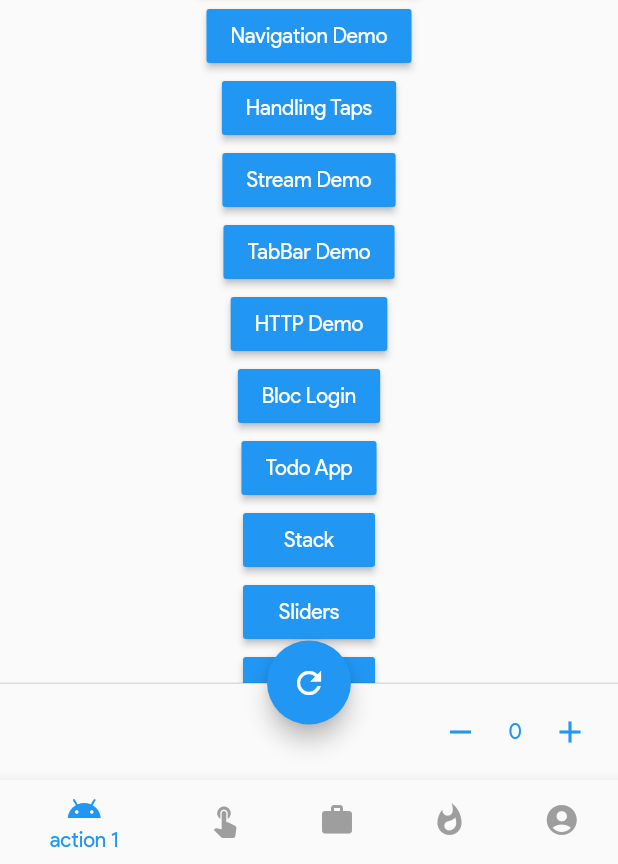
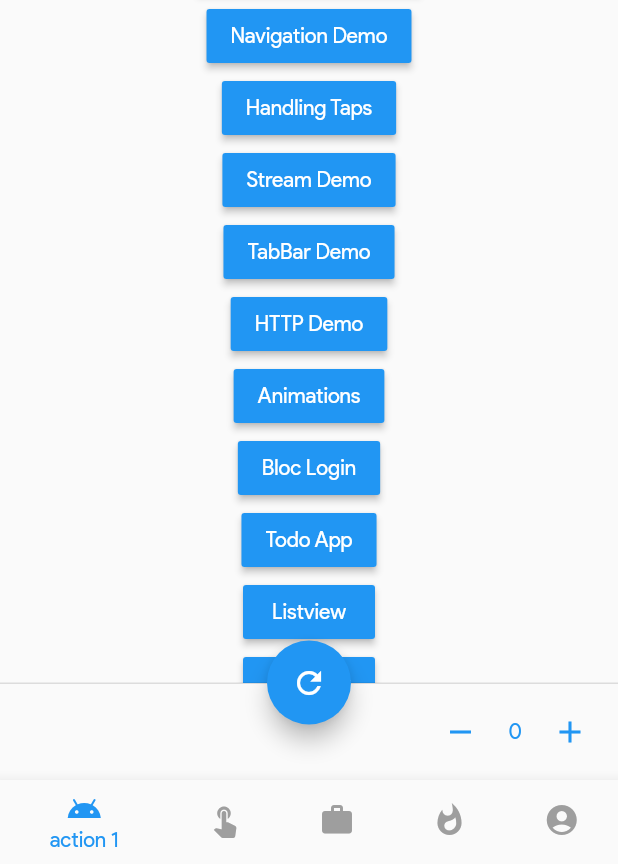
Before and after one commit to madhavtripathi05/Flutter-Examples, a Flutter app: the screen it shows after launch, on a phone screen of 412 x 824 dp, the part 372-1236 px from its top. Run offline on Flutter 3.47's test engine with Material 2 defaults, Android fonts, the phone set to English and light mode, and no system bars; our stand-ins replace flutter_icons, google_fonts, rxdart, shared_preferences, simple_animations, sqflite; accounts and stored records are empty.

Commit message:
added animations

```diff
--- a/material_app/lib/main.dart
+++ b/material_app/lib/main.dart
@@ -6,6 +6,7 @@ import './screens/confirmation_acknowledgement.dart';
 import './screens/home_screen.dart';
 import './screens/screen1.dart';
 import './screens/screen2.dart';
+import './screens/animations_screen.dart';
 
 import './widgets/buttons_demo.dart';
 import './widgets/form_demo.dart';
@@ -24,7 +25,7 @@ import './widgets/stream_demo.dart';
 import './widgets/tab_bar.dart';
 import 'bloc/my_provider.dart';
 
-//like every programming language execution starts from main()
+// just like every programming language, execution starts from main()
 void main() => runApp(MyApp());
 
 class MyApp extends StatelessWidget {
@@ -38,15 +39,16 @@ class MyApp extends StatelessWidget {
         //title of your app
         title: 'Sample App',
 
-        //theme:
+        // theme:
         theme: ThemeData(primaryColor: Colors.blue, fontFamily: 'google'),
 
-        //our app will be loaded from here
+        // our app will be loaded from here
         home: ScaffoldWidget(),
 
-        //routes to different screens
+        // routes to different screens
         routes: {
           /*if home not specified app will start from here*/
+          AnimationsScreen.routeName: (context) => AnimationsScreen(),
           AsyncAwait.routeName: (context) => AsyncAwait(),
           ButtonsDemo.routeName: (context) => ButtonsDemo(),
           BlocLogin.routeName: (context) => BlocLogin(),
--- a/material_app/lib/widgets/scaffold_widget.dart
+++ b/material_app/lib/widgets/scaffold_widget.dart
@@ -2,6 +2,7 @@ import 'dart:math';
 
 import 'package:flutter/material.dart';
 import 'package:material_app/bloc/my_provider.dart';
+import 'package:material_app/screens/animations_screen.dart';
 import 'package:material_app/screens/todo_screen.dart';
 import '../screens/bloc_login.dart';
 import '../screens/confirmation_acknowledgement.dart';
@@ -42,6 +43,26 @@ class _ScaffoldWidgetState extends State<ScaffoldWidget> {
   ];
   int counter = 0;
   int selectedIndex = 0;
+  List<Map<String, String>> titles = [
+    {'Navigation Rail Demo': NavigationRailDemo.routeName},
+    {'Async/Await/Future': AsyncAwait.routeName},
+    {'Confirmation &\nAcknowledgement': ConfirmationAcknowledgement.routeName},
+    {'Shared Prefs Demo': SharedPrefsDemo.routeName},
+    {'Navigation Demo': Navigator.defaultRouteName},
+    {'Handling Taps': HandlingTaps.routeName},
+    {'Stream Demo': StreamDemo.routeName},
+    {'TabBar Demo': TabBarDemo.routeName},
+    {'HTTP Demo': HttpDemo.routeName},
+    {'Animations': AnimationsScreen.routeName},
+    {'Bloc Login': BlocLogin.routeName},
+    {'Todo App': TodoScreen.routeName},
+    {'Listview': ListViewBuilderDemo.routeName},
+    {'Gridview': GridViewBuilderDemo.routeName},
+    {'Sliders': SlidersDemo.routeName},
+    {'Buttons': ButtonsDemo.routeName},
+    {'Stack': StackWidget.routeName},
+    {'Form': FormsDemo.routeName},
+  ];
   void changeColor() =>
       setState(() => myColor = colors[Random().nextInt(colors.length)]);
   void increment() => setState(() => counter++);
@@ -70,133 +91,18 @@ class _ScaffoldWidgetState extends State<ScaffoldWidget> {
         child: SingleChildScrollView(
           child: Column(
             children: <Widget>[
-              // organize this
+              for (var i = 0; i < titles.length; i++) ...[
                 RaisedButton(
                   color: myColor,
                   textColor: Colors.white,
                   onPressed: () =>
-                    Navigator.pushNamed(context, NavigationRailDemo.routeName),
+                      Navigator.pushNamed(context, titles[i].values.first),
                   child: Text(
-                  'Navigation Rail Demo',
+                    titles[i].keys.first,
                     textAlign: TextAlign.center,
                   ),
                 ),
-              RaisedButton(
-                color: myColor,
-                textColor: Colors.white,
-                onPressed: () =>
-                    Navigator.pushNamed(context, AsyncAwait.routeName),
-                child: Text('Async/Await/Future'),
-              ),
-              RaisedButton(
-                color: myColor,
-                textColor: Colors.white,
-                onPressed: () => Navigator.pushNamed(
-                    context, ConfirmationAcknowledgement.routeName),
-                child: Text(
-                  'Confirmation &\nAcknowledgement',
-                  textAlign: TextAlign.center,
-                ),
-              ),
-              RaisedButton(
-                color: myColor,
-                textColor: Colors.white,
-                onPressed: () =>
-                    Navigator.pushNamed(context, SharedPrefsDemo.routeName),
-                child: Text('Shared Prefs Demo'),
-              ),
-              RaisedButton(
-                color: myColor,
-                textColor: Colors.white,
-                onPressed: () =>
-                    Navigator.pushNamed(context, HomeScreen.routeName),
-                child: Text('Navigation Demo'),
-              ),
-              RaisedButton(
-                color: myColor,
-                textColor: Colors.white,
-                onPressed: () =>
-                    Navigator.pushNamed(context, HandlingTaps.routeName),
-                child: Text('Handling Taps'),
-              ),
-
-              RaisedButton(
-                color: myColor,
-                textColor: Colors.white,
-                onPressed: () =>
-                    Navigator.pushNamed(context, StreamDemo.routeName),
-                child: Text('Stream Demo'),
-              ),
-              RaisedButton(
-                color: myColor,
-                textColor: Colors.white,
-                onPressed: () =>
-                    Navigator.pushNamed(context, TabBarDemo.routeName),
-                child: Text('TabBar Demo'),
-              ),
-              RaisedButton(
-                color: myColor,
-                textColor: Colors.white,
-                onPressed: () =>
-                    Navigator.pushNamed(context, HttpDemo.routeName),
-                child: Text('HTTP Demo'),
-              ),
-              RaisedButton(
-                color: myColor,
-                textColor: Colors.white,
-                onPressed: () =>
-                    Navigator.pushNamed(context, BlocLogin.routeName),
-                child: Text('Bloc Login'),
-              ),
-              RaisedButton(
-                color: myColor,
-                textColor: Colors.white,
-                onPressed: () =>
-                    Navigator.pushNamed(context, TodoScreen.routeName),
-                child: Text('Todo App'),
-              ),
-              RaisedButton(
-                color: myColor,
-                textColor: Colors.white,
-                onPressed: () =>
-                    Navigator.pushNamed(context, StackWidget.routeName),
-                child: Text('Stack'),
-              ),
-              RaisedButton(
-                color: myColor,
-                textColor: Colors.white,
-                onPressed: () =>
-                    Navigator.pushNamed(context, SlidersDemo.routeName),
-                child: Text('Sliders'),
-              ),
-              RaisedButton(
-                color: myColor,
-                textColor: Colors.white,
-                onPressed: () =>
-                    Navigator.pushNamed(context, ButtonsDemo.routeName),
-                child: Text('Buttons'),
-              ),
-              RaisedButton(
-                color: myColor,
-                textColor: Colors.white,
-                onPressed: () =>
-                    Navigator.pushNamed(context, FormsDemo.routeName),
-                child: Text('Form'),
-              ),
-              RaisedButton(
-                color: myColor,
-                textColor: Colors.white,
-                onPressed: () =>
-                    Navigator.pushNamed(context, ListViewBuilderDemo.routeName),
-                child: Text('ListView'),
-              ),
-              RaisedButton(
-                color: myColor,
-                textColor: Colors.white,
-                onPressed: () =>
-                    Navigator.pushNamed(context, GridViewBuilderDemo.routeName),
-                child: Text('GridView'),
-              ),
+              ],
             ],
           ),
         ),
```
Also changed, not shown: material_app/lib/screens/animations_screen.dart (added, +122 -0 lines), material_app/lib/screens/todo_screen.dart (+17 -0 lines), material_app/pubspec.yaml (+4 -5 lines), material_app/assets/images/fc.png (added), material_app/assets/images/ig_full.png (added), material_app/assets/images/ig_transparent.png (added), material_app/assets/images/like.png (added), material_app/assets/images/share.png (added), material_app/pubspec.lock. Lines whose indentation alone changed are shown as unchanged.
